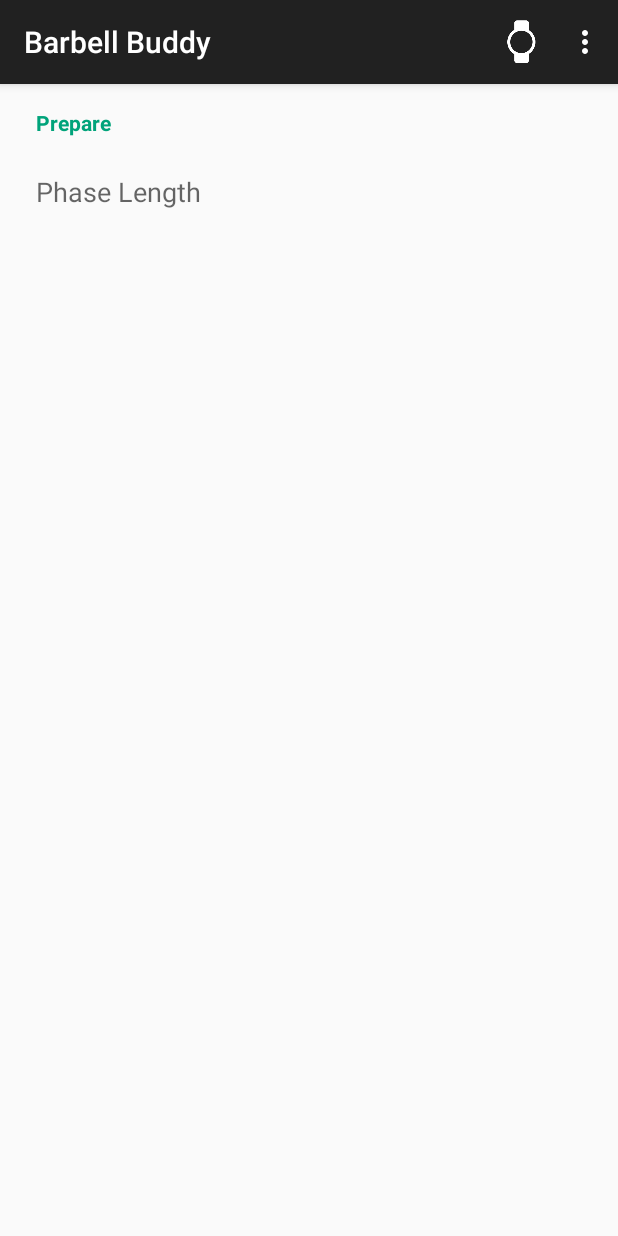
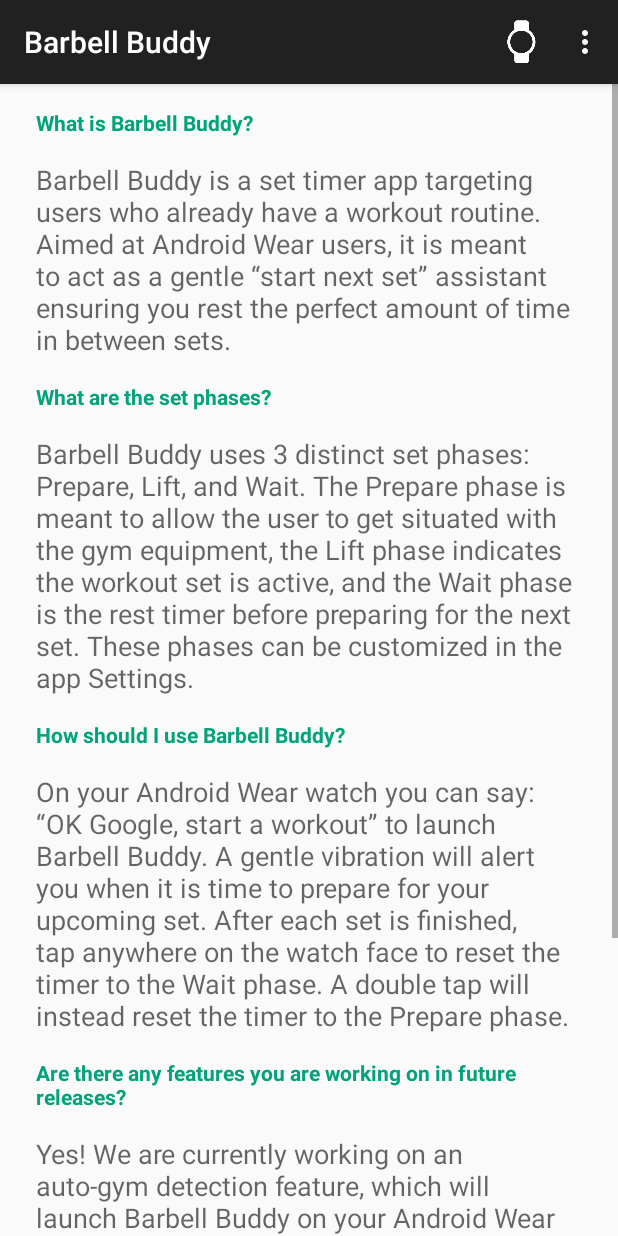
Before and after one commit to JWhitakerMcRae/BarbellBuddy, an Android app: the screen it shows after launch (SetTimerActivity), in the options menu, after a tap on "Help", on a phone screen of 412 x 824 dp. Run offline under Robolectric (Android 15) with nearby library versions, the phone set to English and light mode, and no system bars; 2 statements that could not run were skipped.

Commit message:
Initial Help fragment layout and strings

```diff
--- a/mobile/src/main/res/layout/fragment_help.xml
+++ b/mobile/src/main/res/layout/fragment_help.xml
@@ -1,25 +1,115 @@
-<LinearLayout xmlns:android="http://schemas.android.com/apk/res/android"
+<ScrollView xmlns:android="http://schemas.android.com/apk/res/android"
     xmlns:tools="http://schemas.android.com/tools" android:layout_width="match_parent"
     android:layout_height="match_parent"
-    tools:context="com.mcraesolutions.barbellbuddy.HelpFragment"
+    tools:context="com.mcraesolutions.barbellbuddy.HelpFragment" >
+
+    <LinearLayout
+        android:layout_width="match_parent"
+        android:layout_height="match_parent"
         android:orientation="vertical" >
 
         <TextView
             android:layout_height="wrap_content"
             android:layout_width="wrap_content"
-        android:layout_margin="16dp"
-        android:paddingLeft="8dp"
-        android:text="Prepare"
-        android:textColor="#00A37A"
+            android:layout_marginTop="16dp"
+            android:layout_marginLeft="24dp"
+            android:layout_marginRight="24dp"
+            android:layout_marginBottom="0dp"
+            android:text="@string/help_question_1"
             android:textAppearance="@style/SectionHeader" />
-    <!-- textColor value gotten using: http://www.w3schools.com/tags/ref_colorpicker.asp -->
 
         <TextView
             android:layout_width="wrap_content"
             android:layout_height="wrap_content"
-        android:layout_margin="8dp"
-        android:paddingLeft="16dp"
-        android:text="Phase Length"
-        android:textAppearance="@style/TextAppearance.Medium"/>
+            android:layout_marginTop="16dp"
+            android:layout_marginLeft="24dp"
+            android:layout_marginRight="24dp"
+            android:layout_marginBottom="0dp"
+            android:text="@string/help_answer_1"
+            android:textAppearance="@style/TextAppearance.Medium" />
+
+        <TextView
+            android:layout_height="wrap_content"
+            android:layout_width="wrap_content"
+            android:layout_marginTop="16dp"
+            android:layout_marginLeft="24dp"
+            android:layout_marginRight="24dp"
+            android:layout_marginBottom="0dp"
+            android:text="@string/help_question_2"
+            android:textAppearance="@style/SectionHeader" />
+
+        <TextView
+            android:layout_width="wrap_content"
+            android:layout_height="wrap_content"
+            android:layout_marginTop="16dp"
+            android:layout_marginLeft="24dp"
+            android:layout_marginRight="24dp"
+            android:layout_marginBottom="0dp"
+            android:text="@string/help_answer_2"
+            android:textAppearance="@style/TextAppearance.Medium" />
+
+        <TextView
+            android:layout_height="wrap_content"
+            android:layout_width="wrap_content"
+            android:layout_marginTop="16dp"
+            android:layout_marginLeft="24dp"
+            android:layout_marginRight="24dp"
+            android:layout_marginBottom="0dp"
+            android:text="@string/help_question_3"
+            android:textAppearance="@style/SectionHeader" />
+
+        <TextView
+            android:layout_width="wrap_content"
+            android:layout_height="wrap_content"
+            android:layout_marginTop="16dp"
+            android:layout_marginLeft="24dp"
+            android:layout_marginRight="24dp"
+            android:layout_marginBottom="0dp"
+            android:text="@string/help_answer_3"
+            android:textAppearance="@style/TextAppearance.Medium" />
+
+        <TextView
+            android:layout_height="wrap_content"
+            android:layout_width="wrap_content"
+            android:layout_marginTop="16dp"
+            android:layout_marginLeft="24dp"
+            android:layout_marginRight="24dp"
+            android:layout_marginBottom="0dp"
+            android:text="@string/help_question_4"
+            android:textAppearance="@style/SectionHeader" />
+
+        <TextView
+            android:layout_width="wrap_content"
+            android:layout_height="wrap_content"
+            android:layout_marginTop="16dp"
+            android:layout_marginLeft="24dp"
+            android:layout_marginRight="24dp"
+            android:layout_marginBottom="0dp"
+            android:text="@string/help_answer_4"
+            android:textAppearance="@style/TextAppearance.Medium" />
+
+        <TextView
+            android:layout_height="wrap_content"
+            android:layout_width="wrap_content"
+            android:layout_marginTop="16dp"
+            android:layout_marginLeft="24dp"
+            android:layout_marginRight="24dp"
+            android:layout_marginBottom="0dp"
+            android:text="@string/help_question_5"
+            android:textAppearance="@style/SectionHeader" />
+
+        <TextView
+            android:layout_width="wrap_content"
+            android:layout_height="wrap_content"
+            android:layout_marginTop="16dp"
+            android:layout_marginLeft="24dp"
+            android:layout_marginRight="24dp"
+            android:layout_marginBottom="0dp"
+            android:text="@string/help_answer_5"
+            android:textAppearance="@style/TextAppearance.Medium"
+            android:clickable="true"
+            android:autoLink="email" />
 
     </LinearLayout>
+
+</ScrollView>
--- a/mobile/src/main/res/values/strings.xml
+++ b/mobile/src/main/res/values/strings.xml
@@ -62,4 +62,23 @@
     <string name="reset_default_values_summary">Revert all settings to their default values.</string>
     <string name="reset_default_values_dialog_message">Are you sure you want to revert all settings to their default values?</string>
 
+    <!--
+    help fragment strings
+    -->
+
+    <string name="help_question_1">What is Barbell Buddy?</string>
+    <string name="help_answer_1">Barbell Buddy is a set timer app targeting users who already have a workout routine.  Aimed at Android Wear users, it is meant to act as a gentle “start next set” assistant ensuring you rest the perfect amount of time in between sets.</string>
+
+    <string name="help_question_2">What are the set phases?</string>
+    <string name="help_answer_2">Barbell Buddy uses 3 distinct set phases: Prepare, Lift, and Wait.  The Prepare phase is meant to allow the user to get situated with the gym equipment, the Lift phase indicates the workout set is active, and the Wait phase is the rest timer before preparing for the next set.  These phases can be customized in the app Settings.</string>
+
+    <string name="help_question_3">How should I use Barbell Buddy?</string>
+    <string name="help_answer_3">On your Android Wear watch you can say: “OK Google, start a workout” to launch Barbell Buddy.  A gentle vibration will alert you when it is time to prepare for your upcoming set.  After each set is finished, tap anywhere on the watch face to reset the timer to the Wait phase.  A double tap will instead reset the timer to the Prepare phase.</string>
+
+    <string name="help_question_4">Are there any features you are working on in future releases?</string>
+    <string name="help_answer_4">Yes!  We are currently working on an auto-gym detection feature, which will launch Barbell Buddy on your Android Wear watch when you arrive at your gym.  In the future we also hope to employ an auto-set end detection feature, as well as keep some basic workout stats for you to view after your session.</string>
+
+    <string name="help_question_5">How can I contact you for feedback and suggestions?</string>
+    <string name="help_answer_5">We would love to hear your feedback and suggestions! We can be contacted at <a ref="mailto:barbellbuddy@mcraesolutions.com">barbellbuddy@mcraesolutions.com</a>, and will strive to respond personally to each email.  Thanks in advance for reaching out :)</string>
+
 </resources>
--- a/mobile/src/main/res/values/styles.xml
+++ b/mobile/src/main/res/values/styles.xml
@@ -3,7 +3,7 @@
     <!-- Base application theme. -->
     <style name="AppTheme" parent="Theme.AppCompat.Light.DarkActionBar">
 
-        <!--<item name="android:textColorTertiary">#31b6e7</item>-->
+        <!--<item name="android:textColorTertiary">#00A37A</item>-->
 
         <item name="android:textAppearance">@style/TextAppearance</item>
         <item name="android:textAppearanceLarge">@style/TextAppearance.Large</item>
@@ -45,6 +45,7 @@
     -->
 
     <style name="SectionHeader" parent="android:Widget.Holo.Light.TextView">
+        <item name="android:textColor">#00A37A</item>
         <!-- derived based on an answer from: http://stackoverflow.com/questions/10020466/android-4-0-sub-title-section-label-styling -->
         <item name="android:drawablePadding">4dp</item>
         <item name="android:layout_marginTop">8dp</item>
@@ -53,10 +54,14 @@
         <item name="android:layout_width">match_parent</item>
         <item name="android:layout_height">wrap_content</item>
         <item name="android:textStyle">bold</item>
-        <item name="android:textColor">?android:textColorTertiary</item>
+        <!--<item name="android:textColor">?android:textColorTertiary</item>-->
         <item name="android:textSize">14sp</item>
         <item name="android:gravity">center_vertical</item>
         <item name="android:paddingLeft">8dip</item>
     </style>
 
+    <style name="SectionHelp" parent="TextAppearance.Medium">
+
+    </style>
+
 </resources>
```
Lines whose indentation alone changed are shown as unchanged.
